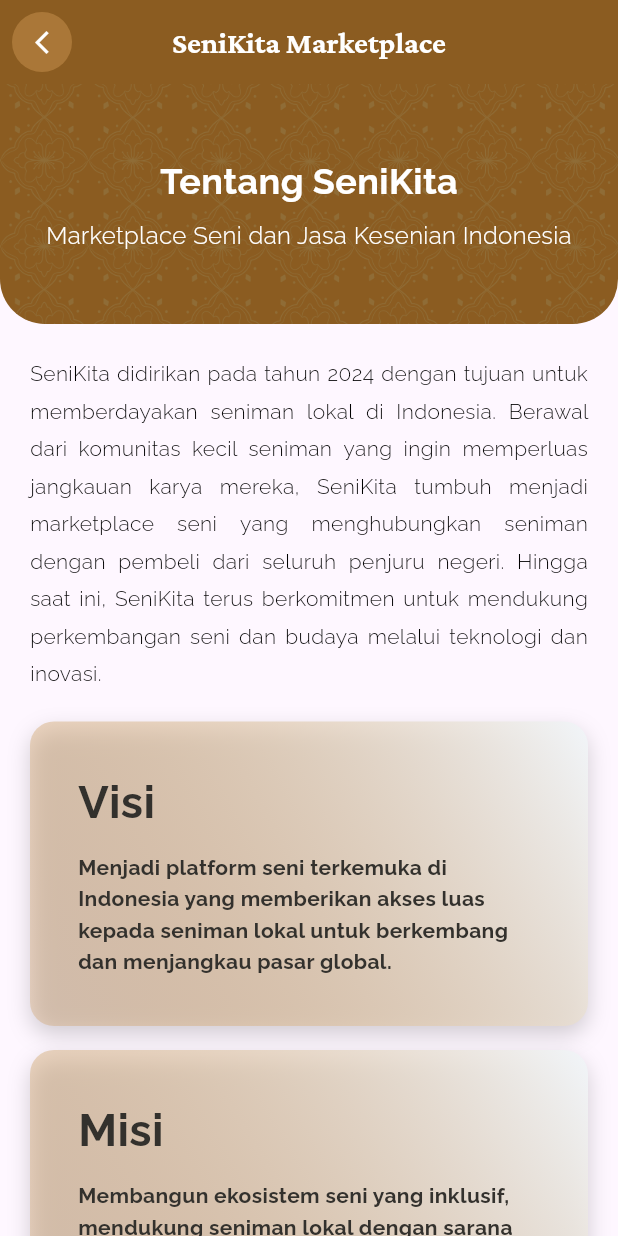
After one commit to rickyprimay/senikita_edu_flutter, a Flutter app: the ProfileScreen screen opened by its route, after a tap on "Tentang SeniKita Marketplace", on a phone screen of 412 x 824 dp. The commit adds this screen. Run offline on Flutter 3.47's test engine with Material 3 defaults, Android fonts, the phone set to English and light mode, and no system bars; drawn by our look-alikes of toastification; our stand-ins replace another_flushbar, fluttertoast, google_sign_in, logger, persistent_bottom_nav_bar, quickalert and 1 more; accounts and stored records are empty; network calls fail; project files that could hold a hidden picture were left out.

Commit message:
completing seni kita marketplace screen

```diff
--- a/lib/utils/routes/routes.dart
+++ b/lib/utils/routes/routes.dart
@@ -7,6 +7,7 @@ import 'package:senikita_edu/view/home/home_screen.dart';
 import 'package:senikita_edu/view/login/login_screen.dart';
 import 'package:senikita_edu/view/my_class/my_class_screen.dart';
 import 'package:senikita_edu/view/profile/profile_screen.dart';
+import 'package:senikita_edu/view/senikita/senikita_screen.dart';
 import 'package:senikita_edu/view/splash/splash_screen.dart';
 
 class Routes {
@@ -31,6 +32,8 @@ class Routes {
         return MaterialPageRoute(builder: (BuildContext context) => const ProfileScreen());
       case (RouteNames.myClass):
         return MaterialPageRoute(builder: (BuildContext context) => const MyClassScreen());
+      case (RouteNames.seniKita):
+        return MaterialPageRoute(builder: (BuildContext context) => const SeniKitaScreen());
       default:
         return MaterialPageRoute(
           builder: (_) => const Scaffold(
--- a/lib/utils/routes/routes_names.dart
+++ b/lib/utils/routes/routes_names.dart
@@ -5,5 +5,6 @@ class RouteNames {
   static const String splashScreen = "splash_screen";
   static const String profile = "profile_screen";
   static const String myClass = "my_class_screen";
+  static const String seniKita = "senikita_screen";
 
 }
--- a/lib/view/home/home_screen.dart
+++ b/lib/view/home/home_screen.dart
@@ -64,7 +64,7 @@ class _HomeScreenState extends State<HomeScreen> {
                       ),
                       ClipOval(
                         child: Image.network(
-                          photo ?? 'https://via.placeholder.com/150',
+                          photo ?? 'https://placehold.co/150x150/png',
                           width: 50,
                           height: 50,
                           fit: BoxFit.cover,
--- a/lib/view/profile/profile_screen.dart
+++ b/lib/view/profile/profile_screen.dart
@@ -2,6 +2,7 @@ import 'package:flutter/material.dart';
 import 'package:senikita_edu/res/widgets/colors.dart';
 import 'package:senikita_edu/res/widgets/fonts.dart';
 import 'package:senikita_edu/res/widgets/shared_preferences.dart';
+import 'package:senikita_edu/utils/routes/routes_names.dart';
 import 'package:senikita_edu/view/profile/widget/profile_info_tile_widget.dart';
 import 'package:senikita_edu/viewModel/auth_view_model.dart';
 import 'package:quickalert/quickalert.dart';
@@ -74,7 +75,7 @@ class _ProfileScreenState extends State<ProfileScreen> {
                   const SizedBox(height: 20),
                   ClipOval(
                     child: Image.network(
-                      photo ?? 'https://via.placeholder.com/150',
+                      photo ?? 'https://placehold.co/150x150/png',
                       width: 80,
                       height: 80,
                       fit: BoxFit.cover,
@@ -170,7 +171,14 @@ class _ProfileScreenState extends State<ProfileScreen> {
                     ),
                     ProfileInfoTile(icon: const Icon(Icons.help), title: "Bantuan", trailing: const Icon(Icons.arrow_forward_ios, size: 16, color: AppColors.lightBrick)),
                     ProfileInfoTile(icon: const Icon(Icons.info), title: "Tentang SeniKitaEdu", trailing: const Icon(Icons.arrow_forward_ios, size: 16, color: AppColors.lightBrick)),
-                    ProfileInfoTile(icon: Image.asset('assets/common/loading.png', width: 24, height: 24,), title: "Tentang SeniKita Marketplace", trailing: const Icon(Icons.arrow_forward_ios, size: 16, color: AppColors.lightBrick)),
+                    ProfileInfoTile(
+                      icon: Image.asset('assets/common/loading.png', width: 24, height: 24,),
+                      title: "Tentang SeniKita Marketplace",
+                      trailing: const Icon(Icons.arrow_forward_ios, size: 16, color: AppColors.lightBrick),
+                      onTap: () {
+                        Navigator.of(context, rootNavigator: true).pushNamed(RouteNames.seniKita);
+                      },
+                    ),
                     ProfileInfoTile(
                       icon: const Icon(Icons.logout),
                       title: "Log Out",
--- /dev/null
+++ b/lib/view/senikita/senikita_screen.dart
@@ -0,0 +1,180 @@
+import 'package:flutter/material.dart';
+import 'package:senikita_edu/res/widgets/colors.dart';
+import 'package:senikita_edu/res/widgets/fonts.dart';
+
+class SeniKitaScreen extends StatefulWidget {
+  const SeniKitaScreen({super.key});
+
+  @override
+  State<SeniKitaScreen> createState() => _SeniKitaScreenState();
+}
+
+class _SeniKitaScreenState extends State<SeniKitaScreen> {
+  @override
+  Widget build(BuildContext context) {
+    return Scaffold(
+      appBar: AppBar(
+        backgroundColor: AppColors.primary,
+        centerTitle: true,
+        leading: Padding(
+          padding: const EdgeInsets.all(8.0),
+          child: GestureDetector(
+            onTap: () {
+              Navigator.pop(context);
+            },
+            child: Container(
+              decoration: BoxDecoration(
+                shape: BoxShape.circle,
+                color: AppColors.tertiary.withAlpha(120),
+              ),
+              padding: const EdgeInsets.all(8),
+              child: const Icon(
+                Icons.arrow_back_ios_new,
+                color: Colors.white,
+                size: 18,
+              ),
+            ),
+          ),
+        ),
+        title: Text(
+          'SeniKita Marketplace',
+          style: AppFont.crimsonBodyMedium.copyWith(
+            fontSize: 20,
+            fontWeight: FontWeight.w700,
+            color: Colors.white,
+          ),
+        ),
+      ),
+      body: SingleChildScrollView(
+        child: Column(
+          crossAxisAlignment: CrossAxisAlignment.start,
+          children: [
+            // Hero Section
+            Container(
+              width: double.infinity,
+              height: 160,
+              decoration: BoxDecoration(
+                color: AppColors.primary,
+                borderRadius:
+                    const BorderRadius.vertical(bottom: Radius.circular(30)),
+                image: const DecorationImage(
+                  image: AssetImage('assets/common/hero-texture2.png'),
+                  fit: BoxFit.cover,
+                ),
+              ),
+              child: Padding(
+                padding:
+                    const EdgeInsets.symmetric(vertical: 20, horizontal: 20),
+                child: Column(
+                  mainAxisAlignment: MainAxisAlignment.center,
+                  children: [
+                    Text(
+                      'Tentang SeniKita',
+                      style: AppFont.ralewayHeaderMedium.copyWith(
+                        color: Colors.white,
+                        fontSize: 24,
+                        fontWeight: FontWeight.bold,
+                      ),
+                    ),
+                    const SizedBox(height: 8),
+                    Text(
+                      'Marketplace Seni dan Jasa Kesenian Indonesia',
+                      style: AppFont.ralewaySubtitle.copyWith(
+                        color: Colors.white,
+                        fontWeight: FontWeight.w400,
+                        fontSize: 16,
+                      ),
+                      textAlign: TextAlign.center,
+                    ),
+                  ],
+                ),
+              ),
+            ),
+
+            // Deskripsi + Card
+            Padding(
+              padding: const EdgeInsets.symmetric(horizontal: 20, vertical: 20),
+              child: Column(
+                children: [
+                  Text(
+                    'SeniKita didirikan pada tahun 2024 dengan tujuan untuk memberdayakan seniman lokal di Indonesia. Berawal dari komunitas kecil seniman yang ingin memperluas jangkauan karya mereka, SeniKita tumbuh menjadi marketplace seni yang menghubungkan seniman dengan pembeli dari seluruh penjuru negeri. Hingga saat ini, SeniKita terus berkomitmen untuk mendukung perkembangan seni dan budaya melalui teknologi dan inovasi.',
+                    style: AppFont.ralewaySubtitle.copyWith(
+                      color: Colors.black,
+                      fontWeight: FontWeight.w400,
+                      fontSize: 14,
+                      height: 1.8,
+                    ),
+                    textAlign: TextAlign.justify,
+                  ),
+                  const SizedBox(height: 20),
+
+                  // Card Visi
+                  _buildCard(
+                    title: 'Visi',
+                    description:
+                        'Menjadi platform seni terkemuka di Indonesia yang memberikan akses luas kepada seniman lokal untuk berkembang dan menjangkau pasar global.',
+                  ),
+                  const SizedBox(height: 16),
+
+                  // Card Misi
+                  _buildCard(
+                    title: 'Misi',
+                    description:
+                        'Membangun ekosistem seni yang inklusif, mendukung seniman lokal dengan sarana inovatif, dan menciptakan akses mudah bagi pembeli untuk mendapatkan karya seni berkualitas tinggi.',
+                  ),
+                ],
+              ),
+            ),
+          ],
+        ),
+      ),
+    );
+  }
+
+  Widget _buildCard({required String title, required String description}) {
+    return Container(
+      width: double.infinity,
+      padding: const EdgeInsets.all(16),
+      decoration: BoxDecoration(
+        color: Colors.white,
+        borderRadius: BorderRadius.circular(16),
+        boxShadow: [
+          BoxShadow(
+            color: Colors.black.withAlpha(44),
+            blurRadius: 12,
+            offset: const Offset(0, 6),
+          ),
+        ],
+        gradient: LinearGradient(
+          colors: [AppColors.tertiary.withAlpha(77), AppColors.greyCustom],
+          begin: Alignment.bottomLeft,
+          end: Alignment.topRight,
+        ),
+      ),
+      child: Padding(
+        padding: const EdgeInsets.all(16.0),
+        child: Column(
+          crossAxisAlignment: CrossAxisAlignment.start,
+          children: [
+            Text(
+              title,
+              style: AppFont.ralewayHeaderMedium.copyWith(
+                fontWeight: FontWeight.bold,
+                color: AppColors.secondary,
+              ),
+            ),
+            const SizedBox(height: 12),
+            Text(
+              description,
+              style: AppFont.ralewaySubtitle.copyWith(
+                color: AppColors.secondary,
+                fontSize: 14,
+                height: 1.5,
+              ),
+            ),
+          ],
+        ),
+      ),
+    );
+  }
+}
```
